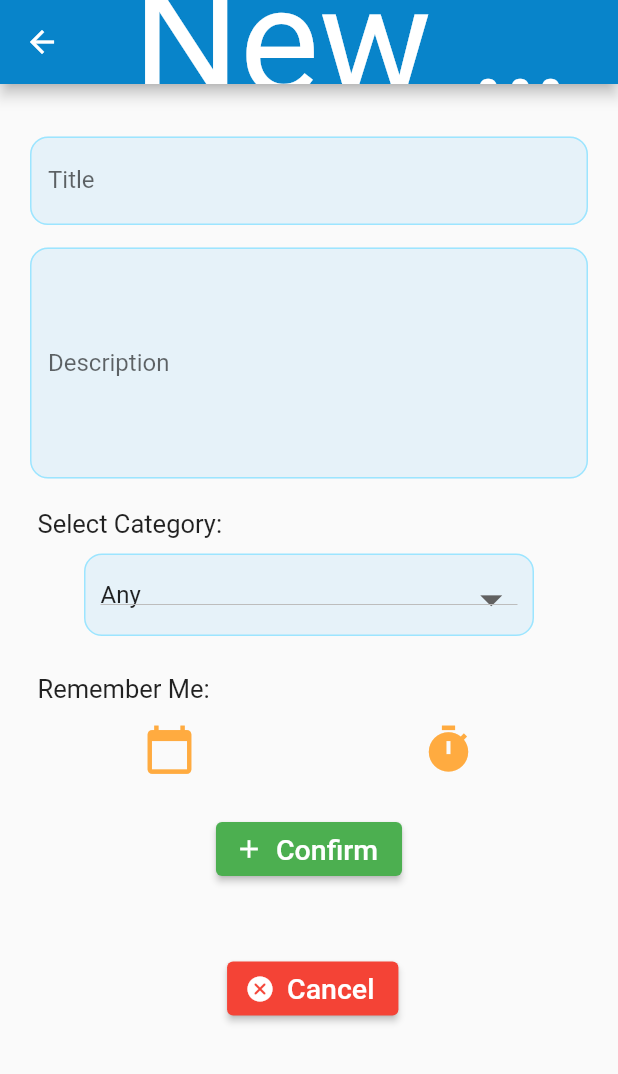
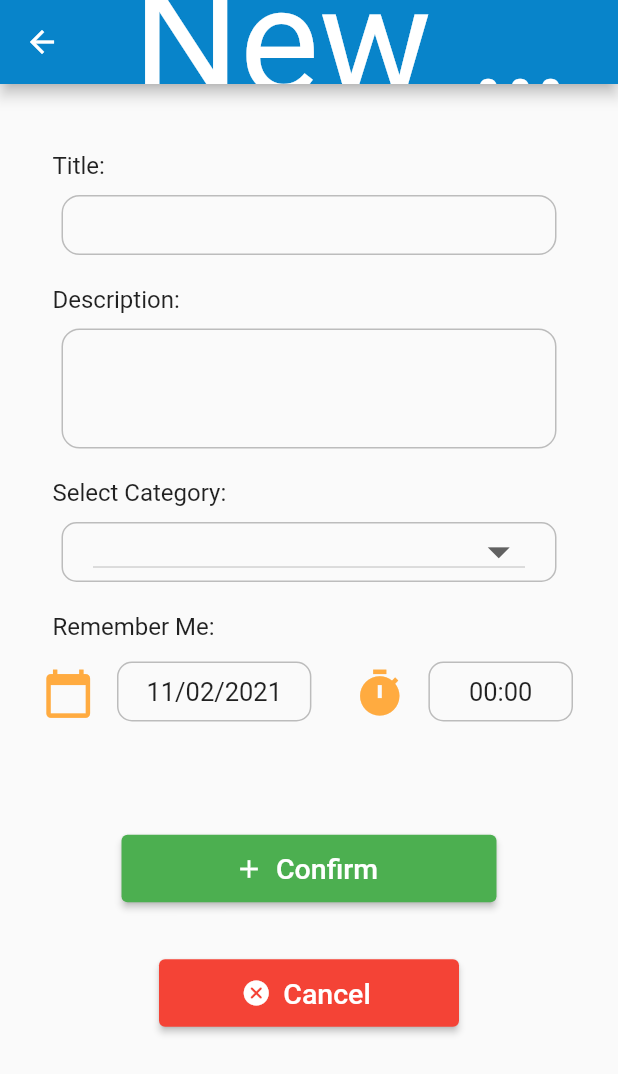
Before and after one commit to luisfdgois/AppAgenda, a Flutter app: the AnnotationCreate screen opened by its route, on a phone screen of 412 x 824 dp. Shown: the top 1074 px of the screen. Run offline on Flutter 3.47's test engine with Material 2 defaults, Android fonts, the phone set to English and light mode, and no system bars; our stand-ins replace date_format, table_calendar.

Commit message:
Refatoração na tela de registro de anotações e aplicação do novo design de tela na mesma

```diff
--- a/lib/views/annotations/forms/annotation_create.dart
+++ b/lib/views/annotations/forms/annotation_create.dart
@@ -1,3 +1,4 @@
+import 'package:date_format/date_format.dart';
 import 'package:flutter/cupertino.dart';
 import 'package:flutter/material.dart';
 import 'package:projeto_agenda/data/AnnotationRepository.dart';
@@ -17,9 +18,9 @@ class _AnnotationCreateState extends State<AnnotationCreate> {
   final Map<String, Object> _mapForm = {};
 
   final _categories = {...dummy_categories}.values.toList();
-  String _chosenCategory = "Any";
+  String? _chosenCategory;
 
-  DateTime? _selectedDate;
+  DateTime _selectedDate = DateTime.now();
   TimeOfDay? _selectedTime;
 
   @override
@@ -37,66 +38,69 @@ class _AnnotationCreateState extends State<AnnotationCreate> {
                 child: ListView(children: [
                   Padding(
                       padding: EdgeInsets.only(top: 15),
-                      child: Container(
-                          width: 330,
-                          decoration: BoxDecoration(
-                              color: Color(0xffE6F2F9),
-                              borderRadius: BorderRadius.circular(12)),
-                          child: TextFormField(
-                            decoration: InputDecoration(
-                                labelText: 'Title',
-                                focusedBorder: OutlineInputBorder(
-                                    borderSide:
-                                        BorderSide(color: Color(0xff9CE5FF)),
-                                    borderRadius: BorderRadius.circular(12)),
-                                enabledBorder: OutlineInputBorder(
-                                    borderSide:
-                                        BorderSide(color: Color(0xff9CE5FF)),
-                                    borderRadius: BorderRadius.circular(12))),
-                            onSaved: (value) => _mapForm["title"] = value!,
-                          ))),
-                  Padding(
-                      padding: EdgeInsets.only(top: 15),
-                      child: Container(
-                          width: 330,
-                          decoration: BoxDecoration(
-                              color: Color(0xffE6F2F9),
-                              borderRadius: BorderRadius.circular(12)),
-                          child: TextFormField(
-                              keyboardType: TextInputType.multiline,
-                              maxLines: 6,
-                              decoration: InputDecoration(
-                                  labelText: 'Description',
-                                  focusedBorder: OutlineInputBorder(
-                                      borderSide:
-                                          BorderSide(color: Color(0xff9CE5FF)),
-                                      borderRadius: BorderRadius.circular(12)),
-                                  enabledBorder: OutlineInputBorder(
-                                      borderSide:
-                                          BorderSide(color: Color(0xff9CE5FF)),
-                                      borderRadius: BorderRadius.circular(12))),
-                              onSaved: (value) =>
-                                  _mapForm["description"] = value!))),
-                  Padding(
-                      padding: EdgeInsets.only(top: 15),
                       child: Column(
                         children: [
                           Container(
                             alignment: Alignment.centerLeft,
                             padding:
-                                  EdgeInsets.only(top: 5, left: 5, bottom: 10),
+                                EdgeInsets.only(top: 10, bottom: 10, left: 15),
+                            child:
+                                Text("Title:", style: TextStyle(fontSize: 16)),
+                          ),
+                          Container(
+                              width: 330,
+                              height: 40,
+                              decoration: BoxDecoration(
+                                  borderRadius: BorderRadius.circular(10)),
+                              child: TextFormField(
+                                style: TextStyle(fontSize: 17),
+                                decoration: _buildInputDecoration(),
+                                onSaved: (value) => _mapForm["title"] = value!,
+                              )),
+                        ],
+                      )),
+                  Padding(
+                      padding: EdgeInsets.only(top: 20),
+                      child: Column(
+                        children: [
+                          Container(
+                            alignment: Alignment.centerLeft,
+                            padding: EdgeInsets.only(bottom: 10, left: 15),
+                            child: Text("Description:",
+                                style: TextStyle(fontSize: 16)),
+                          ),
+                          Container(
+                              width: 330,
+                              height: 80,
+                              decoration: BoxDecoration(
+                                  borderRadius: BorderRadius.circular(10)),
+                              child: TextFormField(
+                                  style: TextStyle(fontSize: 17),
+                                  keyboardType: TextInputType.multiline,
+                                  maxLines: 6,
+                                  decoration: _buildInputDecoration(),
+                                  onSaved: (value) =>
+                                      _mapForm["description"] = value!))
+                        ],
+                      )),
+                  Padding(
+                      padding: EdgeInsets.only(top: 20),
+                      child: Column(
+                        children: [
+                          Container(
+                              alignment: Alignment.centerLeft,
+                              padding: EdgeInsets.only(left: 15, bottom: 10),
                               child: Text("Select Category:",
-                                  style: TextStyle(fontSize: 17))),
+                                  style: TextStyle(fontSize: 16))),
                           Container(
                               padding: EdgeInsets.symmetric(
-                                  vertical: 12, horizontal: 10),
-                              width: 300,
-                              height: 55,
+                                  vertical: 1, horizontal: 20),
+                              width: 330,
+                              height: 40,
                               decoration: BoxDecoration(
-                                  color: Color(0xffE6F2F9),
-                                  borderRadius: BorderRadius.circular(12),
+                                  borderRadius: BorderRadius.circular(10),
                                   border: Border.all(
-                                      color: Color(0xff9CE5FF), width: 1)),
+                                      color: Color(0xffBCBCBC), width: 1)),
                               child: DropdownButton(
                                 value: _chosenCategory,
                                 isExpanded: true,
@@ -104,7 +108,7 @@ class _AnnotationCreateState extends State<AnnotationCreate> {
                                 onChanged: (String? newChoice) => {
                                   setState(() {
                                     _chosenCategory = newChoice!;
-                                    _mapForm["title"] = _chosenCategory;
+                                    _mapForm["title"] = _chosenCategory!;
                                   })
                                 },
                                 items: _categories
@@ -113,26 +117,25 @@ class _AnnotationCreateState extends State<AnnotationCreate> {
                                             value: category,
                                             child: Text(category,
                                                 style:
-                                                    TextStyle(fontSize: 16))))
+                                                    TextStyle(fontSize: 17))))
                                     .toList(),
                               )),
                         ],
                       )),
                   Padding(
-                      padding: EdgeInsets.only(top: 15),
+                      padding: EdgeInsets.only(top: 20, right: 10),
                       child: Column(
                         children: [
                           Container(
                               alignment: Alignment.centerLeft,
-                              padding:
-                                  EdgeInsets.only(top: 10, left: 5, bottom: 5),
+                              padding: EdgeInsets.only(left: 15, bottom: 10),
                               child: Text("Remember Me:",
-                                  style: TextStyle(fontSize: 17))),
+                                  style: TextStyle(fontSize: 16))),
                           Container(
                             child: Row(
                               children: [
                                 Expanded(
-                                  flex: 2,
+                                  flex: 0,
                                   child: IconButton(
                                       onPressed: () {
                                         _selectDate(context);
@@ -142,7 +145,25 @@ class _AnnotationCreateState extends State<AnnotationCreate> {
                                           size: 35)),
                                 ),
                                 Expanded(
-                                  flex: 2,
+                                    flex: 3,
+                                    child: Container(
+                                        width: 120,
+                                        height: 40,
+                                        margin: EdgeInsets.only(
+                                            left: 10, right: 20),
+                                        alignment: Alignment.center,
+                                        decoration: BoxDecoration(
+                                            borderRadius:
+                                                BorderRadius.circular(10),
+                                            border: Border.all(
+                                                color: Color(0xffBCBCBC))),
+                                        child: Text(
+                                          formatDate(_selectedDate,
+                                              ['mm', '/', 'dd', '/', 'yyyy']),
+                                          style: TextStyle(fontSize: 17),
+                                        ))),
+                                Expanded(
+                                  flex: 0,
                                   child: IconButton(
                                       onPressed: () {
                                         _selectTime(context);
@@ -150,7 +171,25 @@ class _AnnotationCreateState extends State<AnnotationCreate> {
                                       icon: Icon(Icons.timer,
                                           color: Colors.orangeAccent,
                                           size: 35)),
-                                )
+                                ),
+                                Expanded(
+                                    flex: 2,
+                                    child: Container(
+                                        width: 80,
+                                        height: 40,
+                                        margin: EdgeInsets.only(left: 10),
+                                        alignment: Alignment.center,
+                                        decoration: BoxDecoration(
+                                            borderRadius:
+                                                BorderRadius.circular(10),
+                                            border: Border.all(
+                                                color: Color(0xffBCBCBC))),
+                                        child: Text(
+                                          _selectedTime != null
+                                              ? "${_selectedTime!.hour}:${_selectedTime!.minute}"
+                                              : "00:00",
+                                          style: TextStyle(fontSize: 17),
+                                        )))
                               ],
                             ),
                           )
@@ -161,32 +200,27 @@ class _AnnotationCreateState extends State<AnnotationCreate> {
                       children: [
                         Center(
                             child: Container(
-                                padding: EdgeInsets.only(top: 20),
+                                padding: EdgeInsets.only(top: 70),
                                 child: ElevatedButton.icon(
                                     onPressed: () {
                                       _form.currentState?.save();
                                       Provider.of<AnnotationRepository>(context,
                                               listen: false)
-                                          .add(Annotation(
-                                              0,
-                                              _mapForm["title"]!.toString(),
-                                              _mapForm["description"]!
-                                                  .toString(),
-                                              _chosenCategory,
-                                              _getDate(),
-                                              _isNotifiable()));
+                                          .add(
+                                              _createAnnotationFromFormFields());
                                       Navigator.of(context).pop();
                                     },
                                     icon: Icon(Icons.add, size: 20),
                                     label: Text("Confirm",
                                         style: TextStyle(fontSize: 19)),
                                     style: ButtonStyle(
+                                        fixedSize: MaterialStateProperty.all(Size(250, 45)),
                                         backgroundColor:
                                             MaterialStateProperty.all(
                                                 Colors.green))))),
-                        Padding(
-                            padding: EdgeInsets.only(
-                                left: 10, top: 45, bottom: 10, right: 5),
+                        Center(
+                            child: Container(
+                                padding: EdgeInsets.only(top: 35),
                                 child: ElevatedButton.icon(
                                     onPressed: () {
                                       Navigator.of(context).pop();
@@ -198,18 +232,49 @@ class _AnnotationCreateState extends State<AnnotationCreate> {
                                     label: Text("Cancel",
                                         style: TextStyle(fontSize: 19)),
                                     style: ButtonStyle(
+                                        fixedSize: MaterialStateProperty.all(Size(200, 45)),
                                         backgroundColor:
-                                        MaterialStateProperty.all(Colors.red))))
+                                            MaterialStateProperty.all(
+                                                Colors.red)))))
                       ],
                     ),
                   )
                 ]))));
   }
 
+  Annotation _createAnnotationFromFormFields() {
+    return Annotation(
+        0,
+        _mapForm["title"]!.toString(),
+        _mapForm["description"]!.toString(),
+        _chosenCategory!,
+        _getDate(),
+        _isNotifiable());
+  }
+
+  InputDecoration _buildInputDecoration() {
+    return InputDecoration(
+        alignLabelWithHint: true,
+        focusedBorder: _buildFocusedBorder(),
+        enabledBorder: _buildEnabledBorder());
+  }
+
+  OutlineInputBorder _buildFocusedBorder() {
+    return OutlineInputBorder(
+        borderSide: BorderSide(color: Color(0xff9CE5FF)),
+        borderRadius: BorderRadius.circular(12));
+  }
+
+  OutlineInputBorder _buildEnabledBorder() {
+    return OutlineInputBorder(
+        borderSide: BorderSide(color: Color(0xffBCBCBC)),
+        borderRadius: BorderRadius.circular(12));
+  }
+
   void _selectDate(BuildContext context) async {
     final DateTime? picked = await showDatePicker(
         context: context,
-        initialDate: _selectedDate ?? DateTime.now(),
+        initialDate: _selectedDate,
         firstDate: DateTime(2000, 1, 1),
         lastDate: DateTime(2030, 12, 31),
         initialDatePickerMode: DatePickerMode.day);
@@ -231,13 +296,11 @@ class _AnnotationCreateState extends State<AnnotationCreate> {
   }
 
   DateTime _getDate() {
-    if (_selectedDate == null) return DateTime.now();
+    if (_selectedTime != null)
+      _selectedDate = DateTime(_selectedDate.year, _selectedDate.month,
+          _selectedDate.day, _selectedDate.hour, _selectedDate.minute);
 
-    if (_selectedTime != null)
-      _selectedDate = DateTime(_selectedDate!.year, _selectedDate!.month,
-          _selectedDate!.day, _selectedDate!.hour, _selectedDate!.minute);
-
-    return _selectedDate!;
+    return _selectedDate;
   }
 
   bool _isNotifiable() {
```
Lines whose indentation alone changed are shown as unchanged.
